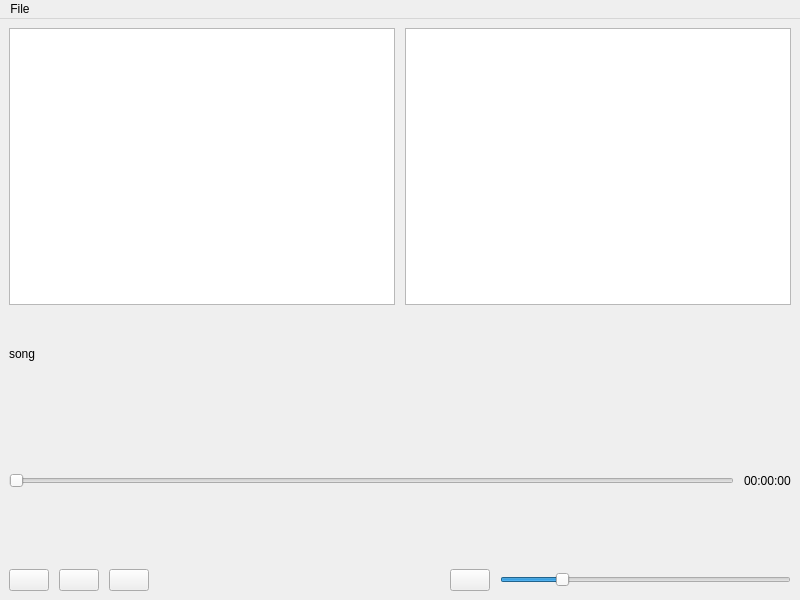
Before: the Qt Designer form mainwindow.ui in CrystallisR/QtBasedMusicPlayer, drawn with Qt 5.
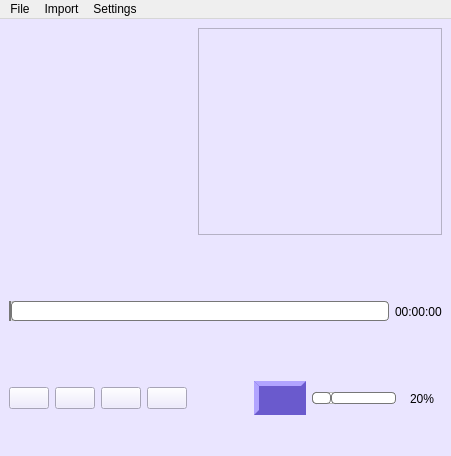
After: the same form once the commit is applied. Icons and pictures are not drawn.

Commit message: myMusicPlayer Prototype1.1

```diff
--- a/mainwindow.ui
+++ b/mainwindow.ui
@@ -6,8 +6,8 @@
    <rect>
     <x>0</x>
     <y>0</y>
-    <width>800</width>
-    <height>600</height>
+    <width>451</width>
+    <height>456</height>
    </rect>
   </property>
   <property name="windowTitle">
@@ -20,26 +20,67 @@
      <verstretch>0</verstretch>
     </sizepolicy>
    </property>
-   <layout class="QVBoxLayout" name="verticalLayout_2" stretch="5,5">
-    <property name="spacing">
-     <number>10</number>
-    </property>
+   <property name="styleSheet">
+    <string notr="true">background-color: rgb(234, 229, 255);</string>
+   </property>
+   <layout class="QVBoxLayout" name="verticalLayout_2">
     <item>
-     <layout class="QHBoxLayout" name="horizontalLayout_3">
+     <layout class="QHBoxLayout" name="horizontalLayout_3" stretch="2,0,3">
       <item>
-       <widget class="QGraphicsView" name="graphicsView"/>
+       <widget class="QLabel" name="musicGraphics">
+        <property name="sizePolicy">
+         <sizepolicy hsizetype="Ignored" vsizetype="Ignored">
+          <horstretch>0</horstretch>
+          <verstretch>0</verstretch>
+         </sizepolicy>
+        </property>
+        <property name="maximumSize">
+         <size>
+          <width>999</width>
+          <height>999</height>
+         </size>
+        </property>
+        <property name="layoutDirection">
+         <enum>Qt::LeftToRight</enum>
+        </property>
+        <property name="text">
+         <string/>
+        </property>
+        <property name="pixmap">
+         <pixmap resource="icons.qrc">:/icons/res/musical_notec.png</pixmap>
+        </property>
+        <property name="scaledContents">
+         <bool>true</bool>
+        </property>
+        <property name="alignment">
+         <set>Qt::AlignCenter</set>
+        </property>
+       </widget>
       </item>
       <item>
-       <widget class="QTextBrowser" name="textBrowser"/>
+       <spacer name="horizontalSpacer_2">
+        <property name="orientation">
+         <enum>Qt::Horizontal</enum>
+        </property>
+        <property name="sizeHint" stdset="0">
+         <size>
+          <width>20</width>
+          <height>20</height>
+         </size>
+        </property>
+       </spacer>
+      </item>
+      <item>
+       <widget class="QListView" name="musicListView"/>
       </item>
      </layout>
     </item>
     <item>
-     <layout class="QVBoxLayout" name="verticalLayout" stretch="1,2,0">
+     <layout class="QVBoxLayout" name="verticalLayout" stretch="1,2,3">
       <item>
        <widget class="QLabel" name="musicNameDisplay">
         <property name="text">
-         <string>song</string>
+         <string/>
         </property>
        </widget>
       </item>
@@ -47,6 +88,66 @@
        <layout class="QHBoxLayout" name="horizontalLayout">
         <item>
          <widget class="QSlider" name="progressSlider">
+          <property name="cursor">
+           <cursorShape>ClosedHandCursor</cursorShape>
+          </property>
+          <property name="styleSheet">
+           <string notr="true">QSlider {
+    height: 64px;
+}
+
+QSlider::groove:horizontal {
+border: 1px solid #bbb;
+background: white;
+height: 18px;
+border-radius: 4px;
+}
+
+QSlider::sub-page:horizontal {
+background: qlineargradient(x1: 0, y1: 0,    x2: 0, y2: 1,
+    stop: 0 #66e, stop: 1 #bbf);
+background: qlineargradient(x1: 0, y1: 0.2, x2: 1, y2: 1,
+    stop: 0 #bbf, stop: 1 #55f);
+border: 1px solid #777;
+height: 10px;
+border-radius: 4px;
+}
+
+QSlider::add-page:horizontal {
+background: #fff;
+border: 1px solid #777;
+height: 10px;
+border-radius: 4px;
+}
+
+QSlider::handle:horizontal {
+image: url(:/icons/res/music_note_r1.png);
+width: 26px;
+margin-top: -2px;
+margin-bottom: -2px;
+border-radius: 4px;
+}
+
+QSlider::handle:horizontal:hover {
+
+}
+
+QSlider::sub-page:horizontal:disabled {
+background: #bbb;
+border-color: #999;
+}
+
+QSlider::add-page:horizontal:disabled {
+background: #eee;
+border-color: #999;
+}
+
+QSlider::handle:horizontal:disabled {
+background: #eee;
+border: 1px solid #aaa;
+border-radius: 4px;
+}</string>
+          </property>
           <property name="orientation">
            <enum>Qt::Horizontal</enum>
           </property>
@@ -97,6 +198,26 @@
           </property>
          </widget>
         </item>
+        <item>
+         <widget class="QPushButton" name="forwardButton">
+          <property name="cursor">
+           <cursorShape>PointingHandCursor</cursorShape>
+          </property>
+          <property name="text">
+           <string/>
+          </property>
+          <property name="icon">
+           <iconset resource="icons.qrc">
+            <normaloff>:/icons/res/next.png</normaloff>:/icons/res/next.png</iconset>
+          </property>
+          <property name="iconSize">
+           <size>
+            <width>40</width>
+            <height>40</height>
+           </size>
+          </property>
+         </widget>
+        </item>
         <item>
          <widget class="QPushButton" name="stopButton">
           <property name="text">
@@ -129,6 +250,25 @@
         </item>
         <item>
          <widget class="QPushButton" name="volumeButton">
+          <property name="cursor">
+           <cursorShape>PointingHandCursor</cursorShape>
+          </property>
+          <property name="styleSheet">
+           <string notr="true">QPushButton {
+	border: 5px solid #6A5ACD;
+	border-radius: 30px;
+	border-style: outset;
+	background-color:  #6A5ACD;
+	padding: 5px;
+}
+QPushButton:hover {
+	border: 5px solid #1E90FF;
+	border-radius: 30px;
+	border-style: outset;
+	background-color: #1E90FF;
+	padding: 5px;
+}</string>
+          </property>
           <property name="text">
            <string/>
           </property>
@@ -146,6 +286,66 @@
         </item>
         <item>
          <widget class="QSlider" name="volumeSlider">
+          <property name="cursor">
+           <cursorShape>ClosedHandCursor</cursorShape>
+          </property>
+          <property name="styleSheet">
+           <string notr="true">QSlider {
+    height: 64px;
+}
+
+QSlider::groove:horizontal {
+border: 1px solid #bbb;
+background: white;
+height: 10px;
+border-radius: 4px;
+}
+
+QSlider::sub-page:horizontal {
+background: qlineargradient(x1: 0, y1: 0,    x2: 0, y2: 1,
+    stop: 0 #66e, stop: 1 #bbf);
+background: qlineargradient(x1: 0, y1: 0.2, x2: 1, y2: 1,
+    stop: 0 #bbf, stop: 1 #55f);
+border: 1px solid #777;
+height: 10px;
+border-radius: 4px;
+}
+
+QSlider::add-page:horizontal {
+background: #fff;
+border: 1px solid #777;
+height: 10px;
+border-radius: 4px;
+}
+
+QSlider::handle:horizontal {
+	image: url(:/icons/res/star_shining.png);
+width: 12px;
+margin-top: -2px;
+margin-bottom: -2px;
+border-radius: 4px;
+}
+
+QSlider::handle:horizontal:hover {
+
+}
+
+QSlider::sub-page:horizontal:disabled {
+background: #bbb;
+border-color: #999;
+}
+
+QSlider::add-page:horizontal:disabled {
+background: #eee;
+border-color: #999;
+}
+
+QSlider::handle:horizontal:disabled {
+background: #eee;
+border: 1px solid #aaa;
+border-radius: 4px;
+}</string>
+          </property>
           <property name="maximum">
            <number>100</number>
           </property>
@@ -157,6 +357,40 @@
           </property>
          </widget>
         </item>
+        <item>
+         <widget class="QLabel" name="volumeDisplay">
+          <property name="sizePolicy">
+           <sizepolicy hsizetype="Fixed" vsizetype="Preferred">
+            <horstretch>0</horstretch>
+            <verstretch>0</verstretch>
+           </sizepolicy>
+          </property>
+          <property name="minimumSize">
+           <size>
+            <width>40</width>
+            <height>0</height>
+           </size>
+          </property>
+          <property name="maximumSize">
+           <size>
+            <width>40</width>
+            <height>16777215</height>
+           </size>
+          </property>
+          <property name="cursor">
+           <cursorShape>ArrowCursor</cursorShape>
+          </property>
+          <property name="mouseTracking">
+           <bool>false</bool>
+          </property>
+          <property name="text">
+           <string>20%</string>
+          </property>
+          <property name="alignment">
+           <set>Qt::AlignCenter</set>
+          </property>
+         </widget>
+        </item>
        </layout>
       </item>
      </layout>
@@ -168,7 +402,7 @@
     <rect>
      <x>0</x>
      <y>0</y>
-     <width>800</width>
+     <width>451</width>
      <height>25</height>
     </rect>
    </property>
@@ -179,7 +413,22 @@
     <addaction name="separator"/>
     <addaction name="actionOpen_File"/>
    </widget>
+   <widget class="QMenu" name="menuImport">
+    <property name="title">
+     <string>Import</string>
+    </property>
+    <addaction name="actionImport_Music_Resources"/>
+   </widget>
+   <widget class="QMenu" name="menuSettings">
+    <property name="title">
+     <string>Settings</string>
+    </property>
+    <addaction name="separator"/>
+    <addaction name="actionSet_Appearance"/>
+   </widget>
    <addaction name="menuFile"/>
+   <addaction name="menuImport"/>
+   <addaction name="menuSettings"/>
   </widget>
   <action name="actionOpen_File">
    <property name="text">
```
Left out of the diff: 35 changed lines with no effect on the pictures. The commit also changes 7 other files.
